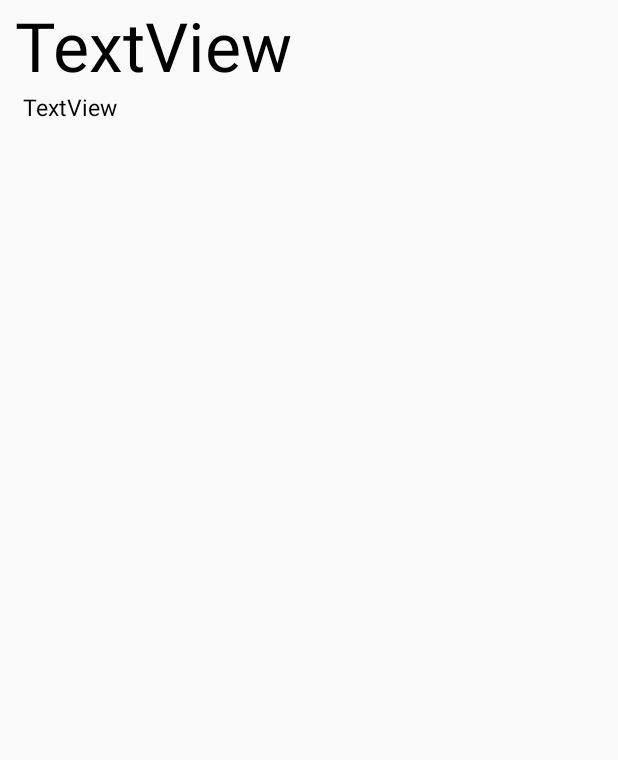
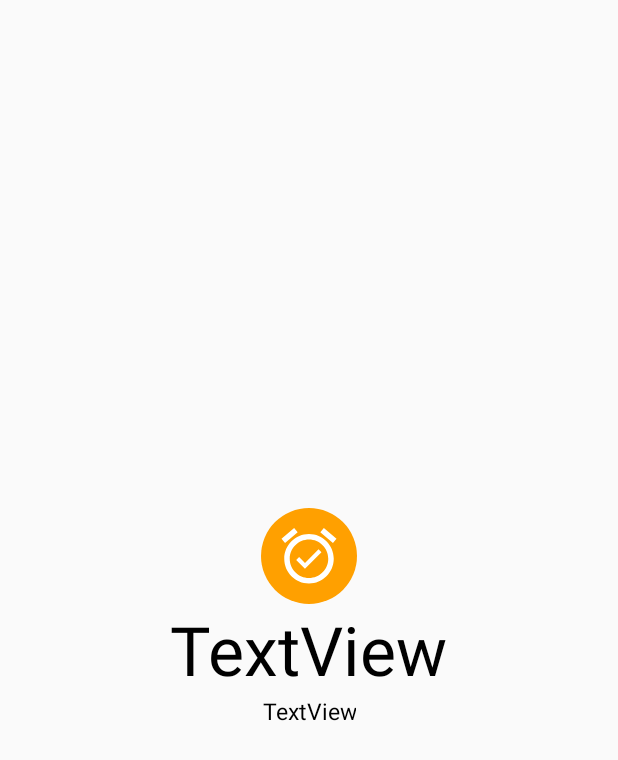
Before and after one commit to lucasmacieldev/ProjetoVoiceTcc, an Android app: the layout list_of_alarms.xml on its own in the app's theme, with its tools: preview values and no code run, on a phone screen of 412 x 824 dp. Shown: the top 760 px of the screen. Run offline under Robolectric (Android 15) with nearby library versions, the phone set to English and light mode, and no system bars.

Commit message:
Ajuste no layout ALARME

```diff
--- /dev/null
+++ b/app/src/main/res/drawable/cerclebackbroudorange.xml
@@ -0,0 +1,4 @@
+<?xml version="1.0" encoding="utf-8"?>
+<shape android:shape="oval" xmlns:android="http://schemas.android.com/apk/res/android">
+    <solid android:color="@color/colorPrimaryDark"/>
+</shape>
--- /dev/null
+++ b/app/src/main/res/drawable/ic_alarm_on_black_24dp.xml
@@ -0,0 +1,5 @@
+<vector android:height="24dp" android:tint="#FFFFFF"
+    android:viewportHeight="24.0" android:viewportWidth="24.0"
+    android:width="24dp" xmlns:android="http://schemas.android.com/apk/res/android">
+    <path android:fillColor="#FF000000" android:pathData="M22,5.72l-4.6,-3.86 -1.29,1.53 4.6,3.86L22,5.72zM7.88,3.39L6.6,1.86 2,5.71l1.29,1.53 4.59,-3.85zM12,4c-4.97,0 -9,4.03 -9,9s4.02,9 9,9c4.97,0 9,-4.03 9,-9s-4.03,-9 -9,-9zM12,20c-3.87,0 -7,-3.13 -7,-7s3.13,-7 7,-7 7,3.13 7,7 -3.13,7 -7,7zM10.54,14.53L8.41,12.4l-1.06,1.06 3.18,3.18 6,-6 -1.06,-1.06 -4.93,4.95z"/>
+</vector>
--- a/app/src/main/res/layout/list_of_alarms.xml
+++ b/app/src/main/res/layout/list_of_alarms.xml
@@ -1,13 +1,33 @@
 <?xml version="1.0" encoding="utf-8"?>
 <TableLayout xmlns:android="http://schemas.android.com/apk/res/android"
+    xmlns:tools="http://schemas.android.com/tools"
     android:id="@+id/tableLayout1"
     android:layout_width="fill_parent"
-    android:layout_height="fill_parent">
+    android:layout_height="fill_parent"
+    >
+    <LinearLayout
+        android:layout_width="match_parent"
+        android:layout_height="match_parent"
+        android:gravity="center"
+        android:orientation="vertical"
+        >
+
+    <ImageView
+        android:id="@+id/ivContactImage"
+        android:layout_width="64dp"
+        android:layout_height="64dp"
+        android:background="@drawable/cerclebackbroudorange"
+        android:padding="10dp"
+        android:src="@drawable/ic_alarm_on_black_24dp"/>
+
+
 
     <TableRow
         android:id="@+id/tableRow3"
         android:layout_width="wrap_content"
-        android:layout_height="wrap_content">
+        android:layout_height="wrap_content"
+        android:gravity="center_horizontal"
+        >
 
         <TextView
             android:id="@+id/txtHorarioAlarme"
@@ -16,27 +36,31 @@
             android:textSize="45dp"
             android:textColor="#000"
             android:text="TextView"
-            android:layout_marginLeft="10dp"/>
+            android:gravity="center_horizontal"/>
     </TableRow>
 
     <TableRow
         android:id="@+id/tableRow4"
         android:layout_width="wrap_content"
-        android:layout_height="wrap_content">
+        android:layout_height="wrap_content"
+        android:gravity="center_horizontal">
 
         <TextView
             android:id="@+id/txtDiasMarcados"
             android:layout_width="wrap_content"
             android:layout_height="wrap_content"
-            android:textSize="15dp"
+            android:gravity="center_horizontal"
+            android:text="TextView"
             android:textColor="#000"
-            android:text="TextView"
-            android:paddingLeft="5dp"
-            android:layout_marginLeft="10dp"/>
+            android:textSize="15dp" />
+    </TableRow>
 
-        <TextView
-            android:id="@+id/txtIdAlarme"
-            android:visibility="gone">
-            </TextView>
-    </TableRow>
+    <TextView
+        android:id="@+id/txtIdAlarme"
+        android:visibility="gone"
+        android:layout_width="wrap_content"
+        android:layout_height="wrap_content"
+        >
+    </TextView>
+    </LinearLayout>
 </TableLayout>
```
Also changed, not shown: app/src/main/java/com/example/lucasmaciel/testevoice/MainActivity.java (+62 -44 lines), app/src/main/java/com/example/lucasmaciel/testevoice/genericalarmclock/alarmefunc.java (+55 -2 lines), app/src/main/res/layout/alarmefunc.xml (+4 -4 lines).
